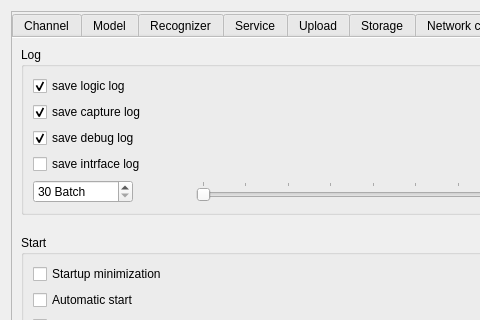
Qt form Main/Setting/system_setting_form.ui (519984307/Container_Multiple_Channels_20200522) before a commit; both pictures show x 0 to 480 and y 0 to 320 of the 895 by 625 pixel window.
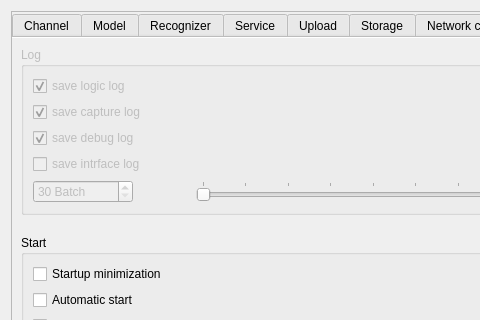
The same form after that commit. The open tabs and pages were chosen to show the change.

What changed in the file:
```diff
--- a/Main/Setting/system_setting_form.ui
+++ b/Main/Setting/system_setting_form.ui
@@ -1944,6 +1944,9 @@
            </item>
            <item row="0" column="0" colspan="2">
             <widget class="QGroupBox" name="groupBox_11">
+             <property name="enabled">
+              <bool>false</bool>
+             </property>
              <property name="toolTip">
               <string>Save the log days and the timeout is automatically overwritten</string>
              </property>
```
Left out of the diff: 4 changed lines with no effect on the pictures.
